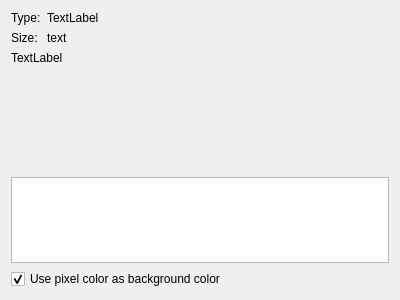
klindworth/cvwidgets, file cvio/infodialog.ui: the form before one commit.
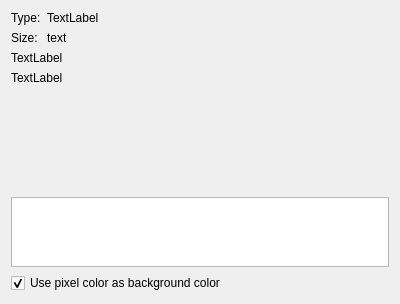
The form after the commit. Custom widgets are drawn as their Qt base class.

Commit message: stats (mean, stddev) added

What changed in the file:
```diff
--- a/cvio/infodialog.ui
+++ b/cvio/infodialog.ui
@@ -53,6 +53,13 @@
      </property>
     </widget>
    </item>
+   <item>
+    <widget class="QLabel" name="lblStat">
+     <property name="text">
+      <string>TextLabel</string>
+     </property>
+    </widget>
+   </item>
    <item>
     <widget class="SimpleHistogram" name="histogram">
      <property name="minimumSize">
```
The commit also changes 4 other files.
